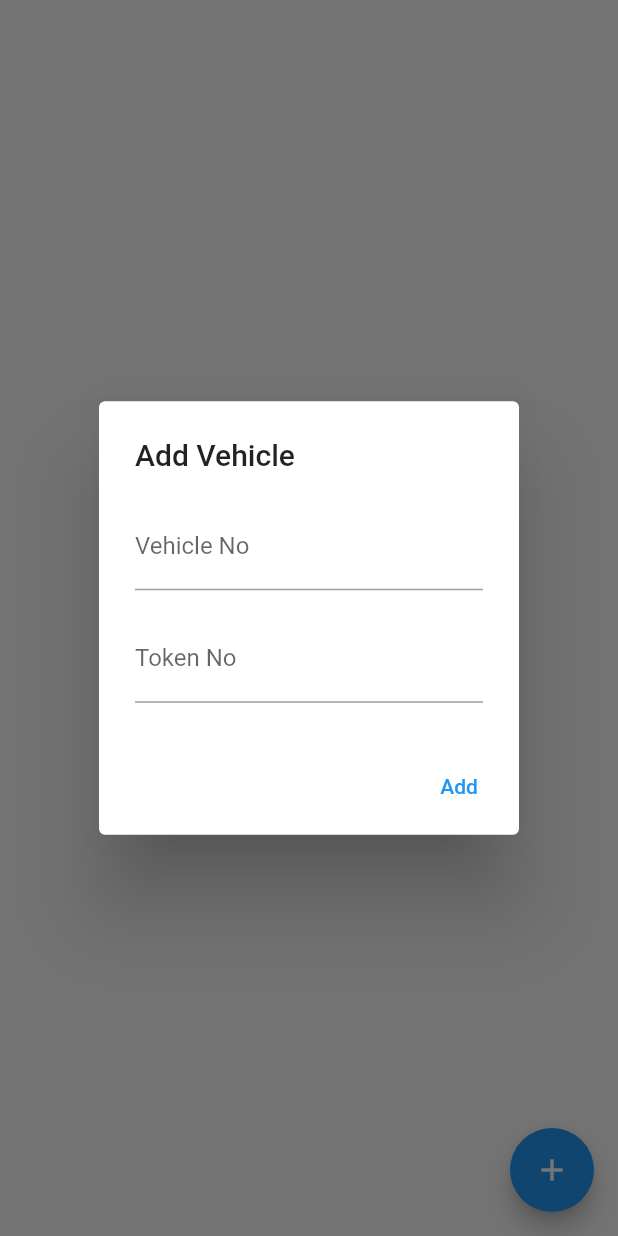
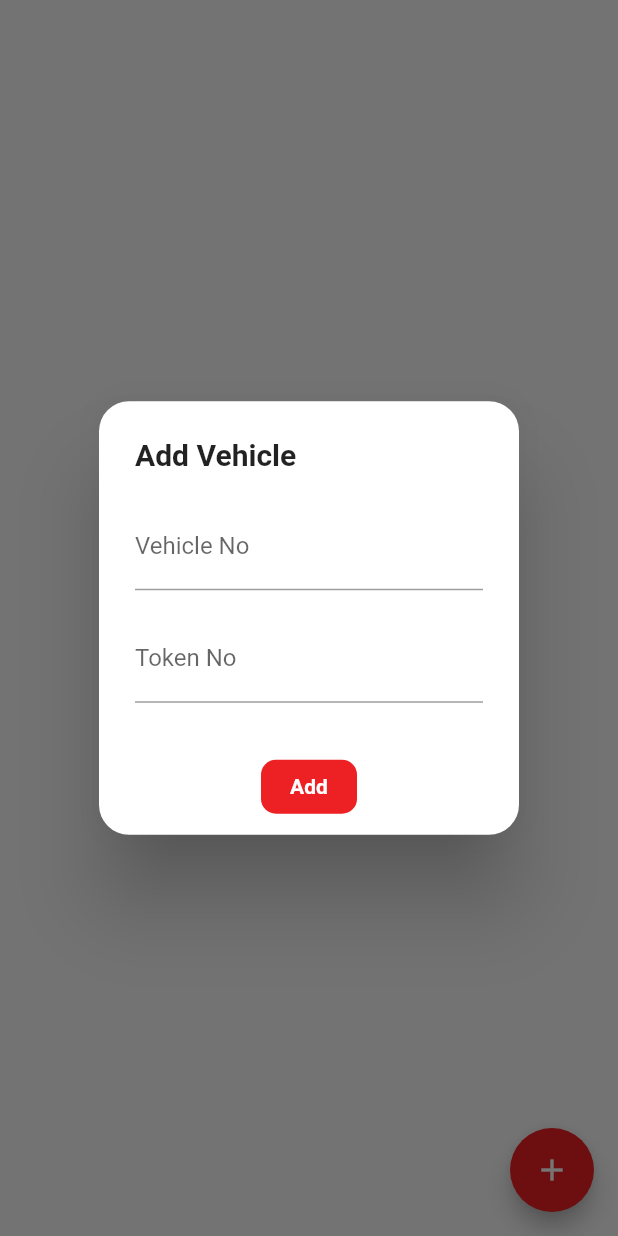
Before and after one commit to Riyah-Razak/manager_app, a Flutter app: the VehicleScreen screen opened directly, after a tap on the "add" icon, on a phone screen of 412 x 824 dp. Run offline on Flutter 3.47's test engine with Material 2 defaults, Android fonts, the phone set to English and light mode, and no system bars.

Commit message:
added conditions to check the text form field functionality

```diff
--- a/lib/main.dart
+++ b/lib/main.dart
@@ -1,4 +1,5 @@
 import 'package:flutter/material.dart';
+import 'package:manager_app/controllers/LoginController.dart';
 import 'package:manager_app/view/LoginScreen.dart';
 import 'package:provider/provider.dart';
 
@@ -15,7 +16,9 @@ class MyApp extends StatelessWidget {
   Widget build(BuildContext context) {
     return MultiProvider(
       providers:[
-      ChangeNotifierProvider(create: (_) =>VehicleController()),
+        ChangeNotifierProvider(create: (_) =>LoginController()),
+
+        ChangeNotifierProvider(create: (_) =>VehicleController()),
       ],
       child: MaterialApp(
         title:'Valet App Demo' ,
--- a/lib/view/AddVehicleDialog.dart
+++ b/lib/view/AddVehicleDialog.dart
@@ -1,42 +1,94 @@
-import 'package:flutter/cupertino.dart';
 import 'package:flutter/material.dart';
 import 'package:manager_app/controllers/VehicleController.dart';
 import 'package:manager_app/models/VehicleList.dart';
 
-class AddVehicleDialog extends StatelessWidget{
+class AddVehicleDialog extends StatefulWidget {
   final VehicleController vehicleController;
-  const AddVehicleDialog({super.key, required this.vehicleController});
+
+  const AddVehicleDialog({Key? key, required this.vehicleController}) : super(key: key);
 
   @override
-  Widget build(BuildContext context){
-    String vehicleNo='';
-    String tokenNo='';
+  _AddVehicleDialogState createState() => _AddVehicleDialogState();
+}
+
+class _AddVehicleDialogState extends State<AddVehicleDialog> {
+  final _formKey = GlobalKey<FormState>();
+  String vehicleNo = '';
+  String tokenNo = '';
+
+  @override
+  Widget build(BuildContext context) {
     return AlertDialog(
-      title: const Text('Add Vehicle'),
-      content: Column(
+      shape: RoundedRectangleBorder(
+        borderRadius: BorderRadius.circular(20.0),
+      ),
+      title: const Text(
+        'Add Vehicle',
+        style: TextStyle(fontWeight: FontWeight.bold),
+      ),
+      content: Form(
+        key: _formKey,
+        child: Column(
           mainAxisSize: MainAxisSize.min,
           children: [
-          TextField(
+            TextFormField(
               decoration: const InputDecoration(labelText: 'Vehicle No'),
-            onChanged: (value){
-              vehicleNo=value;
+              onChanged: (value) {
+                setState(() {
+                  vehicleNo = value;
+                });
+              },
+              validator: (value) {
+                if (value == null || value.isEmpty) {
+                  return 'Please enter vehicle number';
+                }
+                return null;
               },
             ),
-          const SizedBox(height :16),
-          TextField(
+            const SizedBox(height: 16),
+            TextFormField(
               decoration: const InputDecoration(labelText: 'Token No'),
-            onChanged: (value){
-              tokenNo=value;
+              onChanged: (value) {
+                setState(() {
+                  tokenNo = value;
+                });
+              },
+              validator: (value) {
+                if (value == null || value.isEmpty) {
+                  return 'Please enter token number';
+                }
+                return null;
               },
             ),
           ],
         ),
+      ),
       actions: [
-        TextButton(onPressed: (){
-          vehicleController.addVehicle(VehicleList(vehicleNo: vehicleNo,tokenNo: tokenNo));
+        Center(
+          child: TextButton(
+            onPressed: () {
+              if (_formKey.currentState!.validate()) {
+                widget.vehicleController.addVehicle(VehicleList(vehicleNo: vehicleNo, tokenNo: tokenNo));
                 Navigator.of(context).pop();
-        }, child:
-        const Text('Add')),
+              }
+            },
+            style: ButtonStyle(
+              backgroundColor: MaterialStateProperty.all<Color>(const Color(0xFFED2024)),
+              shape: MaterialStateProperty.all<OutlinedBorder>(
+                RoundedRectangleBorder(
+                  borderRadius: BorderRadius.circular(10.0),
+                ),
+              ),
+            ),
+            child: const Text(
+              'Add',
+              style: TextStyle(
+                fontWeight: FontWeight.bold,
+                color: Colors.white,
+              ),
+            ),
+          ),
+        ),
       ],
     );
   }
```
Also changed, not shown: lib/view/LoginScreen.dart (+8 -7 lines), lib/view/VehicleScreen.dart (+30 -13 lines). Lines whose indentation alone changed are shown as unchanged.
